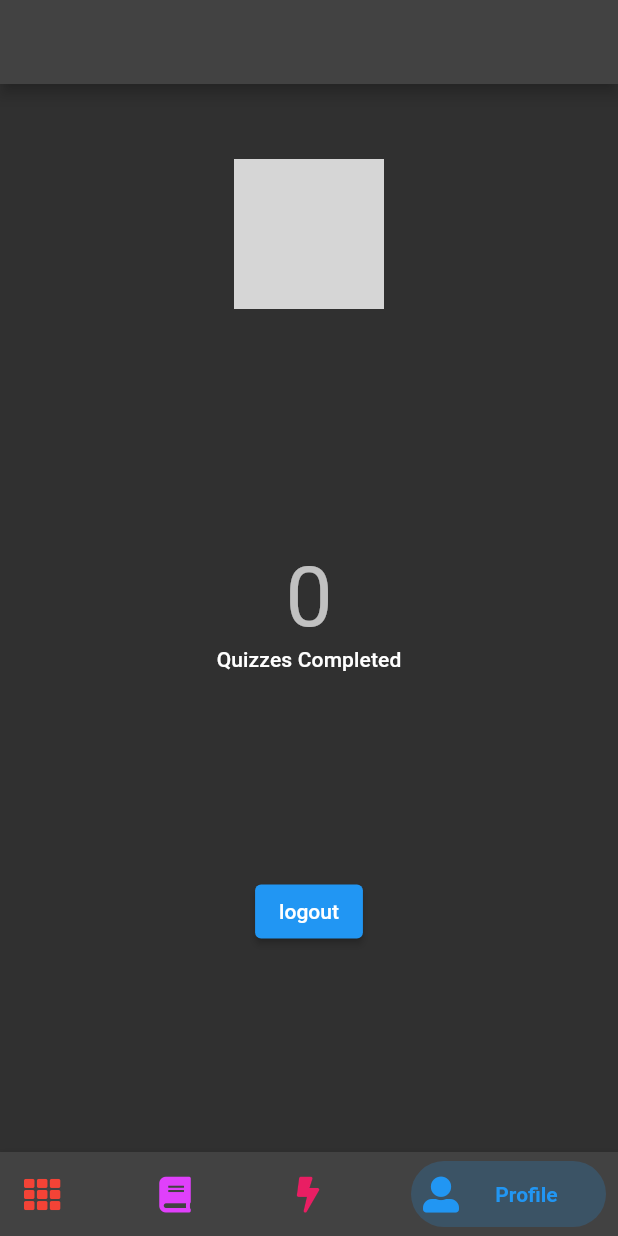
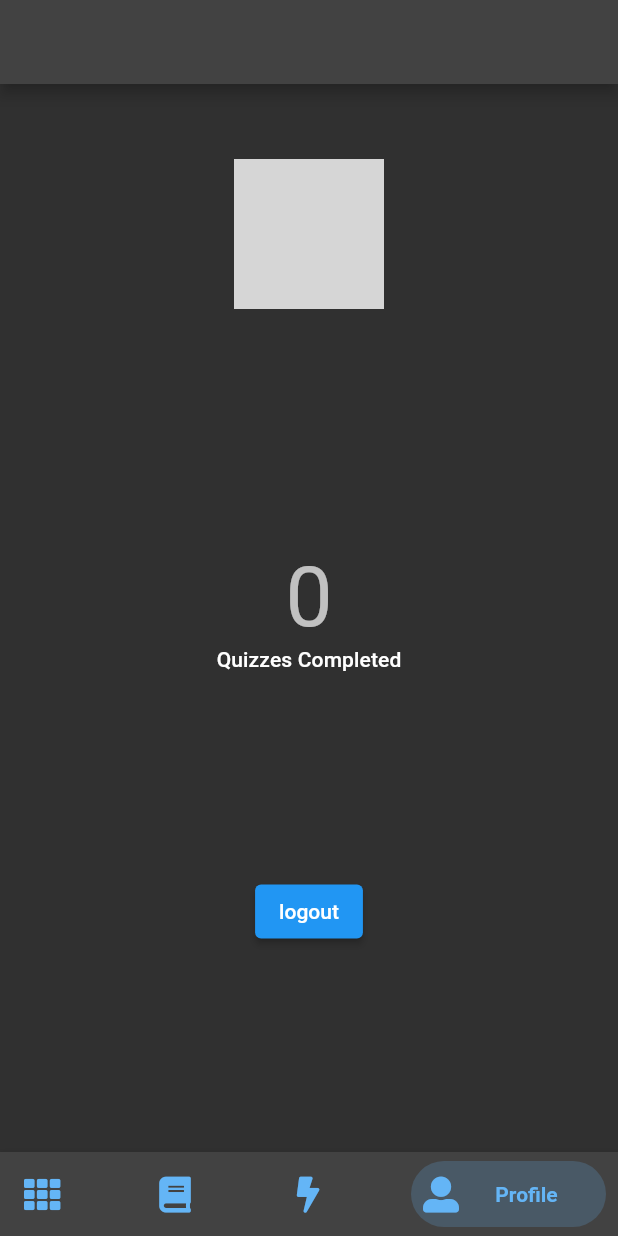
Before and after one commit to daveydee33/llapreview, a Flutter app: the screen it shows once a user with an empty profile is signed in, swiped to page 4, on a phone screen of 412 x 824 dp. Run offline on Flutter 3.47's test engine with Material 2 defaults, Android fonts, the phone set to English and light mode, and no system bars; drawn by our look-alikes of bottom_navy_bar; our stand-ins replace cloud_firestore, firebase_auth, firebase_core, font_awesome_flutter, google_sign_in, just_audio and 1 more; accounts and stored records are empty; network calls fail; grey boxes are pictures that could not be loaded.

Commit message:
just ui changes

```diff
--- a/lib/home/screens_holder.dart
+++ b/lib/home/screens_holder.dart
@@ -57,25 +57,25 @@ class _ScreensHolderState extends State<ScreensHolder> {
           BottomNavyBarItem(
             icon: Icon(FontAwesomeIcons.th),
             title: Text('Learn'),
-            activeColor: Colors.red,
+            activeColor: Colors.blue.shade300,
             textAlign: TextAlign.center,
           ),
           BottomNavyBarItem(
             icon: Icon(FontAwesomeIcons.book),
             title: Text('Review'),
-            activeColor: Colors.purpleAccent,
+            activeColor: Colors.blue.shade300,
             textAlign: TextAlign.center,
           ),
           BottomNavyBarItem(
             icon: Icon(FontAwesomeIcons.bolt),
-            title: Text('Progress'),
-            activeColor: Colors.pink,
+            title: Text('Practice'),
+            activeColor: Colors.blue.shade300,
             textAlign: TextAlign.center,
           ),
           BottomNavyBarItem(
             icon: Icon(FontAwesomeIcons.userAlt),
             title: Text('Profile'),
-            activeColor: Colors.blue,
+            activeColor: Colors.blue.shade300,
             textAlign: TextAlign.center,
           ),
         ],
--- a/lib/words/words.dart
+++ b/lib/words/words.dart
@@ -26,7 +26,7 @@ class _WordsScreenState extends State<WordsScreen> {
     return Scaffold(
       appBar: AppBar(
         title: const Text('Words & Phrases'),
-        backgroundColor: Colors.orange[800],
+        backgroundColor: Colors.orange.shade800,
         actions: [
           IconButton(
             icon: const Icon(
```
Also changed, not shown: lib/collections/collections.dart (+5 -3 lines), lib/widgets/item_list.dart (+4 -4 lines).
